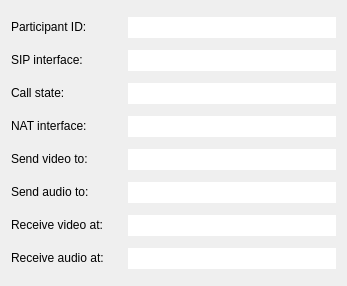
Homer-Conferencing/Homer-Conferencing, file Homer/forms/Widgets/SessionInfoWidget.ui: the form before one commit.
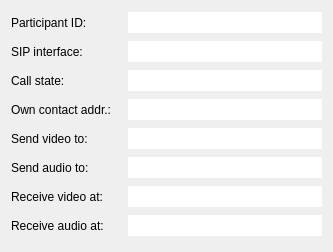
The form after the commit.

Commit message: - improved label text

Diff of the .ui file:
```diff
--- a/Homer/forms/Widgets/SessionInfoWidget.ui
+++ b/Homer/forms/Widgets/SessionInfoWidget.ui
@@ -6,8 +6,8 @@
    <rect>
     <x>0</x>
     <y>0</y>
-    <width>347</width>
-    <height>286</height>
+    <width>333</width>
+    <height>252</height>
    </rect>
   </property>
   <property name="sizePolicy">
@@ -48,7 +48,7 @@
        <property name="minimumSize">
         <size>
          <width>110</width>
-         <height>0</height>
+         <height>22</height>
         </size>
        </property>
        <property name="text">
@@ -129,7 +129,7 @@
        <property name="minimumSize">
         <size>
          <width>110</width>
-         <height>0</height>
+         <height>22</height>
         </size>
        </property>
        <property name="text">
@@ -210,7 +210,7 @@
        <property name="minimumSize">
         <size>
          <width>110</width>
-         <height>0</height>
+         <height>22</height>
         </size>
        </property>
        <property name="text">
@@ -291,11 +291,11 @@
        <property name="minimumSize">
         <size>
          <width>110</width>
-         <height>0</height>
+         <height>22</height>
         </size>
        </property>
        <property name="text">
-        <string>NAT interface:</string>
+        <string>Own contact addr.:</string>
        </property>
       </widget>
      </item>
@@ -369,7 +369,7 @@
        <property name="minimumSize">
         <size>
          <width>110</width>
-         <height>0</height>
+         <height>22</height>
         </size>
        </property>
        <property name="text">
@@ -447,7 +447,7 @@
        <property name="minimumSize">
         <size>
          <width>110</width>
-         <height>0</height>
+         <height>22</height>
         </size>
        </property>
        <property name="text">
@@ -525,7 +525,7 @@
        <property name="minimumSize">
         <size>
          <width>110</width>
-         <height>0</height>
+         <height>22</height>
         </size>
        </property>
        <property name="text">
@@ -603,7 +603,7 @@
        <property name="minimumSize">
         <size>
          <width>110</width>
-         <height>0</height>
+         <height>22</height>
         </size>
        </property>
        <property name="text">
```
